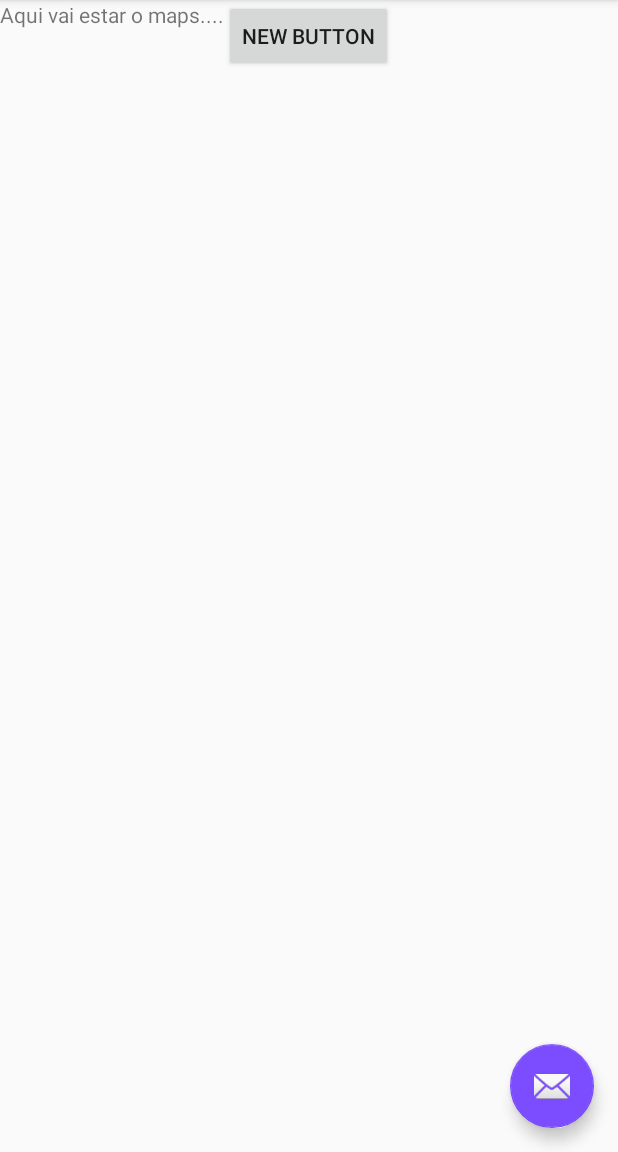
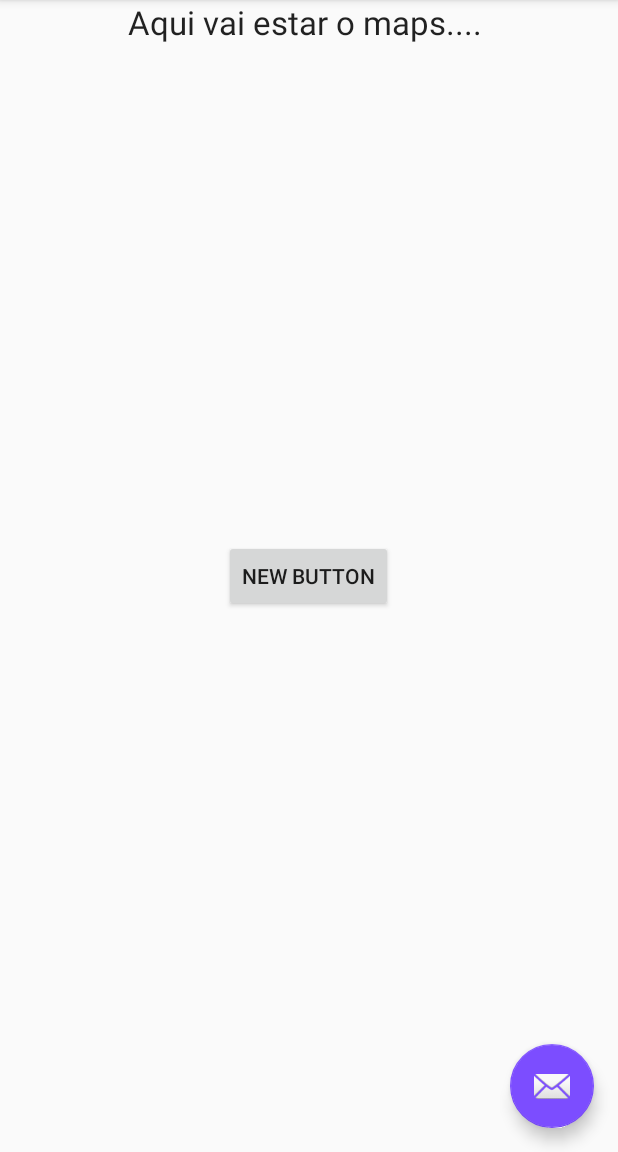
Before and after one commit to toomyy94/LivingCity-Android, an Android app: the screen it shows after launch (MainActivity), on a phone screen of 412 x 824 dp, the part 84-1236 px from its top. Run offline under Robolectric (Android 15) with nearby library versions, the phone set to English and light mode, and no system bars.

Commit message:
commit test

```diff
--- a/app/src/main/res/layout/fragment_main.xml
+++ b/app/src/main/res/layout/fragment_main.xml
@@ -4,17 +4,21 @@
     android:layout_height="match_parent"
     tools:context="ua.deti.cm.pt.livingcity.MainFragment">
 
-    <!-- TODO: Update blank fragment layout -->
-    <TextView
-        android:layout_width="match_parent"
-        android:layout_height="match_parent"
-        android:text="Aqui vai estar o maps.... " />
+
 
     <Button
         android:layout_width="wrap_content"
         android:layout_height="wrap_content"
         android:text="New Button"
         android:id="@+id/button"
+        android:layout_gravity="center" />
+
+    <TextView
+        android:layout_width="wrap_content"
+        android:layout_height="wrap_content"
+        android:textAppearance="?android:attr/textAppearanceLarge"
+        android:text="Aqui vai estar o maps.... "
+        android:id="@+id/textView2"
         android:layout_gravity="center_horizontal|top" />
 
 
```
